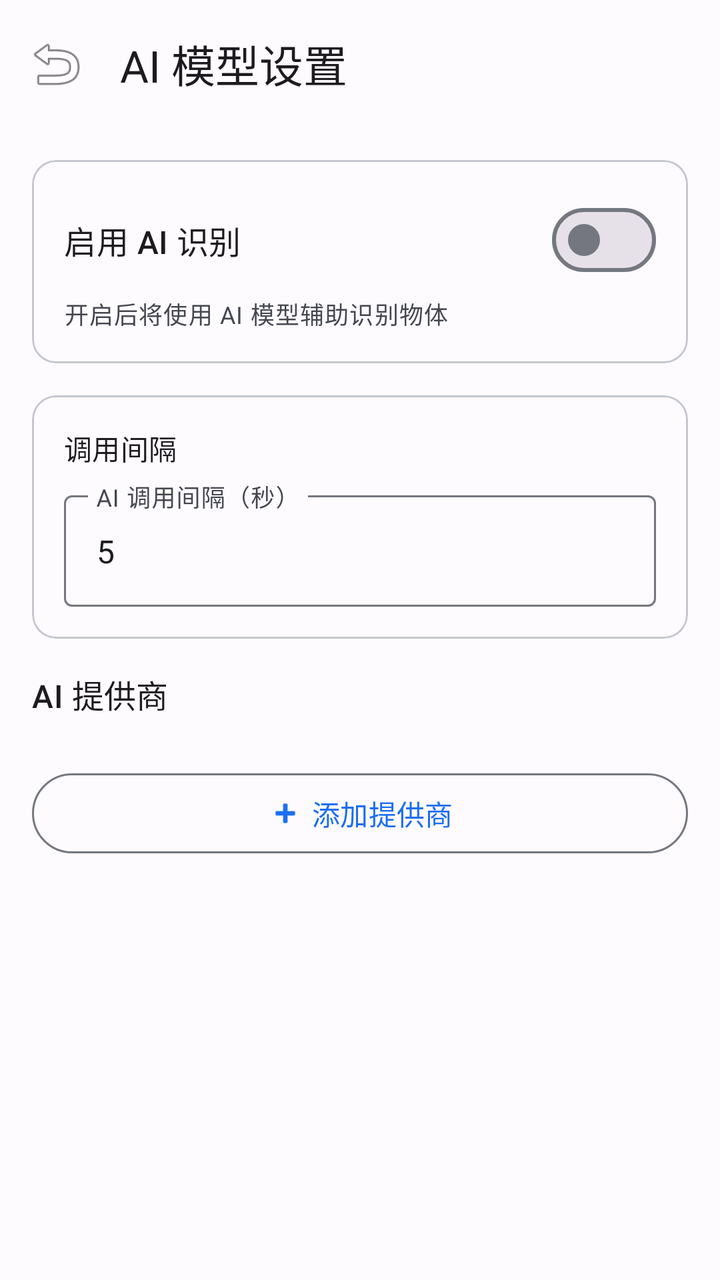
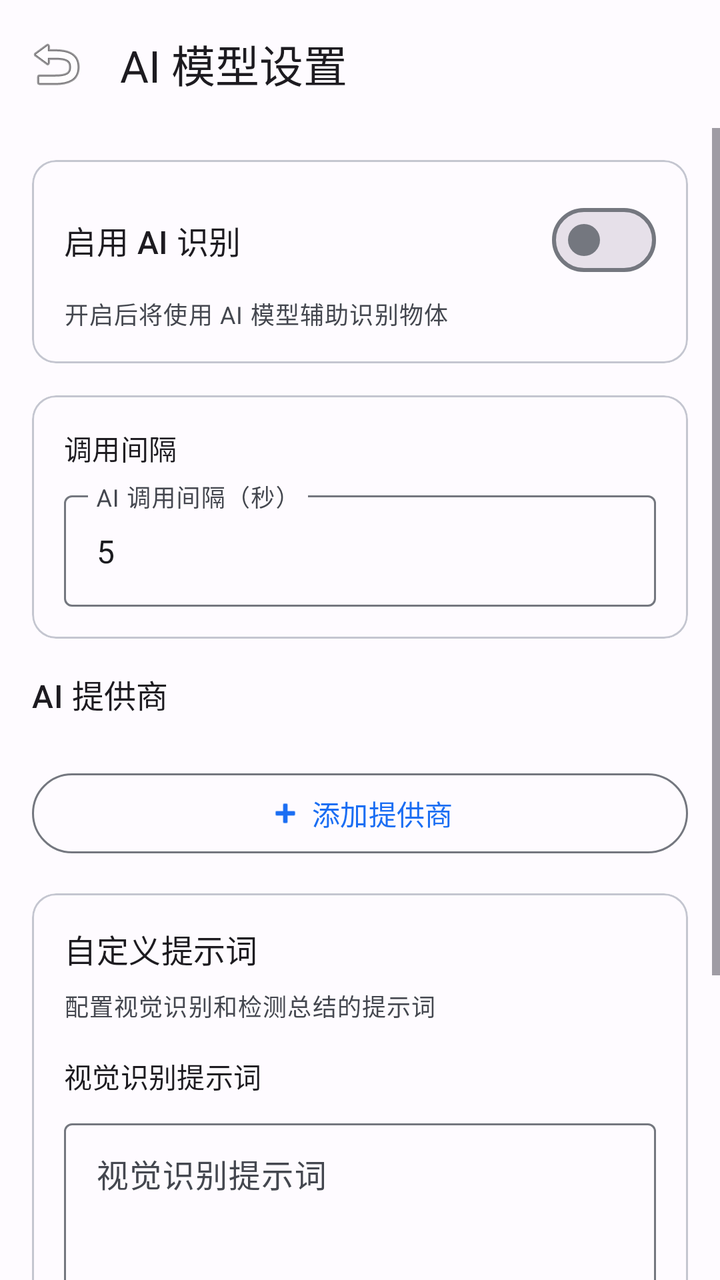

Before-and-after screenshots of an Android layout around one commit, followed by the original layout XML and the change that was made.
<!-- AndroidManifest.xml: application theme Theme.OpenIris -->
<!-- res/layout/activity_ai_model_settings.xml -->
<?xml version="1.0" encoding="utf-8"?>
<LinearLayout xmlns:android="http://schemas.android.com/apk/res/android"
    xmlns:app="http://schemas.android.com/apk/res-auto"
    android:layout_width="match_parent"
    android:layout_height="match_parent"
    android:orientation="vertical"
    android:background="?attr/colorSurface"
    android:fitsSystemWindows="true">

    
    <com.google.android.material.appbar.MaterialToolbar
        android:id="@+id/toolbar"
        android:layout_width="match_parent"
        android:layout_height="?attr/actionBarSize"
        app:title="AI 模型设置"
        app:navigationIcon="@android:drawable/ic_menu_revert" />

    <ScrollView
        android:layout_width="match_parent"
        android:layout_height="0dp"
        android:layout_weight="1">

        <LinearLayout
            android:layout_width="match_parent"
            android:layout_height="wrap_content"
            android:orientation="vertical"
            android:padding="16dp">

            
            <com.google.android.material.card.MaterialCardView
                android:layout_width="match_parent"
                android:layout_height="wrap_content"
                android:layout_marginBottom="16dp"
                app:cardCornerRadius="12dp"
                app:cardElevation="0dp"
                app:strokeWidth="1dp"
                app:strokeColor="?attr/colorOutlineVariant">

                <LinearLayout
                    android:layout_width="match_parent"
                    android:layout_height="wrap_content"
                    android:orientation="vertical"
                    android:padding="16dp">

                    <com.google.android.material.materialswitch.MaterialSwitch
                        android:id="@+id/switchAiEnabled"
                        android:layout_width="match_parent"
                        android:layout_height="wrap_content"
                        android:text="启用 AI 识别"
                        android:textAppearance="?attr/textAppearanceTitleMedium" />

                    <com.google.android.material.textview.MaterialTextView
                        android:layout_width="match_parent"
                        android:layout_height="wrap_content"
                        android:text="开启后将使用 AI 模型辅助识别物体"
                        android:textAppearance="?attr/textAppearanceBodySmall"
                        android:textColor="?attr/colorOnSurfaceVariant"
                        android:layout_marginTop="4dp" />
                </LinearLayout>
            </com.google.android.material.card.MaterialCardView>

            
            <com.google.android.material.card.MaterialCardView
                android:layout_width="match_parent"
                android:layout_height="wrap_content"
                android:layout_marginBottom="16dp"
                app:cardCornerRadius="12dp"
                app:cardElevation="0dp"
                app:strokeWidth="1dp"
                app:strokeColor="?attr/colorOutlineVariant">

                <LinearLayout
                    android:layout_width="match_parent"
                    android:layout_height="wrap_content"
                    android:orientation="vertical"
                    android:padding="16dp">

                    <com.google.android.material.textview.MaterialTextView
                        android:layout_width="wrap_content"
                        android:layout_height="wrap_content"
                        android:text="调用间隔"
                        android:textAppearance="?attr/textAppearanceTitleSmall"
                        android:layout_marginBottom="8dp" />

                    <com.google.android.material.textfield.TextInputLayout
                        android:layout_width="match_parent"
                        android:layout_height="wrap_content"
                        android:hint="AI 调用间隔（秒）"
                        style="@style/Widget.Material3.TextInputLayout.OutlinedBox">

                        <com.google.android.material.textfield.TextInputEditText
                            android:id="@+id/editCallInterval"
                            android:layout_width="match_parent"
                            android:layout_height="wrap_content"
                            android:inputType="number"
                            android:text="5" />
                    </com.google.android.material.textfield.TextInputLayout>
                </LinearLayout>
            </com.google.android.material.card.MaterialCardView>

            
            <com.google.android.material.textview.MaterialTextView
                android:layout_width="wrap_content"
                android:layout_height="wrap_content"
                android:text="AI 提供商"
                android:textAppearance="?attr/textAppearanceTitleMedium"
                android:layout_marginBottom="8dp" />

            <androidx.recyclerview.widget.RecyclerView
                android:id="@+id/recyclerProviders"
                android:layout_width="match_parent"
                android:layout_height="wrap_content"
                android:layout_marginBottom="16dp"
                android:nestedScrollingEnabled="false" />

            
            <com.google.android.material.button.MaterialButton
                android:id="@+id/buttonAddProvider"
                android:layout_width="match_parent"
                android:layout_height="wrap_content"
                android:text="添加提供商"
                app:icon="@android:drawable/ic_input_add"
                app:iconGravity="textStart"
                style="@style/Widget.Material3.Button.OutlinedButton" />
        </LinearLayout>
    </ScrollView>
</LinearLayout>
<!-- resources referenced by this layout -->
<resources>
  <style name="Theme.OpenIris" parent="Theme.Material3.Light.NoActionBar">
          
          <item name="colorPrimary">@color/md_theme_primary</item>
          <item name="colorOnPrimary">@color/md_theme_onPrimary</item>
          <item name="colorPrimaryContainer">@color/md_theme_primaryContainer</item>
          <item name="colorOnPrimaryContainer">@color/md_theme_onPrimaryContainer</item>
          
          
          <item name="colorSecondary">@color/md_theme_secondary</item>
          <item name="colorOnSecondary">@color/md_theme_onSecondary</item>
          <item name="colorSecondaryContainer">@color/md_theme_secondaryContainer</item>
          <item name="colorOnSecondaryContainer">@color/md_theme_onSecondaryContainer</item>
          
          
          <item name="colorTertiary">@color/md_theme_tertiary</item>
          <item name="colorOnTertiary">@color/md_theme_onTertiary</item>
          <item name="colorTertiaryContainer">@color/md_theme_tertiaryContainer</item>
          <item name="colorOnTertiaryContainer">@color/md_theme_onTertiaryContainer</item>
          
          
          <item name="colorError">@color/md_theme_error</item>
          <item name="colorOnError">@color/md_theme_onError</item>
          <item name="colorErrorContainer">@color/md_theme_errorContainer</item>
          <item name="colorOnErrorContainer">@color/md_theme_onErrorContainer</item>
          
          
          <item name="android:colorBackground">@color/md_theme_background</item>
          <item name="colorOnBackground">@color/md_theme_onBackground</item>
          <item name="colorSurface">@color/md_theme_surface</item>
          <item name="colorOnSurface">@color/md_theme_onSurface</item>
          <item name="colorSurfaceVariant">@color/md_theme_surfaceVariant</item>
          <item name="colorOnSurfaceVariant">@color/md_theme_onSurfaceVariant</item>
          
          
          <item name="colorOutline">@color/md_theme_outline</item>
          <item name="colorOutlineVariant">@color/md_theme_outlineVariant</item>
          
          
          <item name="android:statusBarColor">@android:color/transparent</item>
          <item name="android:navigationBarColor">@android:color/transparent</item>
          <item name="android:windowLightStatusBar">true</item>
          <item name="android:windowLightNavigationBar">true</item>
          <item name="android:windowTranslucentStatus">false</item>
          <item name="android:windowTranslucentNavigation">false</item>
          
          
          <item name="android:windowLayoutInDisplayCutoutMode">shortEdges</item>
      </style>
  <color name="md_theme_primary">#1B6EF3</color>
  <color name="md_theme_onPrimary">#FFFFFF</color>
  <color name="md_theme_primaryContainer">#D8E2FF</color>
  <color name="md_theme_onPrimaryContainer">#001A41</color>
  <color name="md_theme_secondary">#565E71</color>
  <color name="md_theme_onSecondary">#FFFFFF</color>
  <color name="md_theme_secondaryContainer">#DAE2F9</color>
  <color name="md_theme_onSecondaryContainer">#131C2B</color>
  <color name="md_theme_tertiary">#6F5575</color>
  <color name="md_theme_onTertiary">#FFFFFF</color>
  <color name="md_theme_tertiaryContainer">#F9D8FE</color>
  <color name="md_theme_onTertiaryContainer">#28132F</color>
  <color name="md_theme_error">#BA1A1A</color>
  <color name="md_theme_onError">#FFFFFF</color>
  <color name="md_theme_errorContainer">#FFDAD6</color>
  <color name="md_theme_onErrorContainer">#410002</color>
  <color name="md_theme_background">#FEFBFF</color>
  <color name="md_theme_onBackground">#1B1B1F</color>
  <color name="md_theme_surface">#FEFBFF</color>
  <color name="md_theme_onSurface">#1B1B1F</color>
  <color name="md_theme_surfaceVariant">#E1E2EC</color>
  <color name="md_theme_onSurfaceVariant">#44474F</color>
  <color name="md_theme_outline">#74777F</color>
  <color name="md_theme_outlineVariant">#C4C6D0</color>
</resources>

<!-- the commit's change to res/layout/activity_ai_model_settings.xml (unified diff, before → after) -->
@@ -121,7 +121,90 @@
                 android:text="添加提供商"
                 app:icon="@android:drawable/ic_input_add"
                 app:iconGravity="textStart"
+                android:layout_marginBottom="16dp"
                 style="@style/Widget.Material3.Button.OutlinedButton" />
+
+            
+            <com.google.android.material.card.MaterialCardView
+                android:layout_width="match_parent"
+                android:layout_height="wrap_content"
+                android:layout_marginBottom="16dp"
+                app:cardCornerRadius="12dp"
+                app:cardElevation="0dp"
+                app:strokeWidth="1dp"
+                app:strokeColor="?attr/colorOutlineVariant">
+
+                <LinearLayout
+                    android:layout_width="match_parent"
+                    android:layout_height="wrap_content"
+                    android:orientation="vertical"
+                    android:padding="16dp">
+
+                    <com.google.android.material.textview.MaterialTextView
+                        android:layout_width="wrap_content"
+                        android:layout_height="wrap_content"
+                        android:text="自定义提示词"
+                        android:textAppearance="?attr/textAppearanceTitleMedium"
+                        android:layout_marginBottom="8dp" />
+
+                    <com.google.android.material.textview.MaterialTextView
+                        android:layout_width="match_parent"
+                        android:layout_height="wrap_content"
+                        android:text="配置视觉识别和检测总结的提示词"
+                        android:textAppearance="?attr/textAppearanceBodySmall"
+                        android:textColor="?attr/colorOnSurfaceVariant"
+                        android:layout_marginBottom="16dp" />
+
+                    
+                    <com.google.android.material.textview.MaterialTextView
+                        android:layout_width="wrap_content"
+                        android:layout_height="wrap_content"
+                        android:text="视觉识别提示词"
+                        android:textAppearance="?attr/textAppearanceLabelLarge"
+                        android:layout_marginBottom="8dp" />
+
+                    <com.google.android.material.textfield.TextInputLayout
+                        android:layout_width="match_parent"
+                        android:layout_height="wrap_content"
+                        android:hint="视觉识别提示词"
+                        android:layout_marginBottom="16dp"
+                        style="@style/Widget.Material3.TextInputLayout.OutlinedBox">
+
+                        <com.google.android.material.textfield.TextInputEditText
+                            android:id="@+id/editVisualPrompt"
+                            android:layout_width="match_parent"
+                            android:layout_height="wrap_content"
+                            android:inputType="textMultiLine"
+                            android:minLines="3"
+                            android:maxLines="10"
+                            android:gravity="top" />
+                    </com.google.android.material.textfield.TextInputLayout>
+
+                    
+                    <com.google.android.material.textview.MaterialTextView
+                        android:layout_width="wrap_content"
+                        android:layout_height="wrap_content"
+                        android:text="检测总结提示词"
+                        android:textAppearance="?attr/textAppearanceLabelLarge"
+                        android:layout_marginBottom="8dp" />
+
+                    <com.google.android.material.textfield.TextInputLayout
+                        android:layout_width="match_parent"
+                        android:layout_height="wrap_content"
+                        android:hint="检测总结提示词"
+                        style="@style/Widget.Material3.TextInputLayout.OutlinedBox">
+
+                        <com.google.android.material.textfield.TextInputEditText
+                            android:id="@+id/editSummaryPrompt"
+                            android:layout_width="match_parent"
+                            android:layout_height="wrap_content"
+                            android:inputType="textMultiLine"
+                            android:minLines="3"
+                            android:maxLines="10"
+                            android:gravity="top" />
+                    </com.google.android.material.textfield.TextInputLayout>
+                </LinearLayout>
+            </com.google.android.material.card.MaterialCardView>
         </LinearLayout>
     </ScrollView>
 </LinearLayout>
